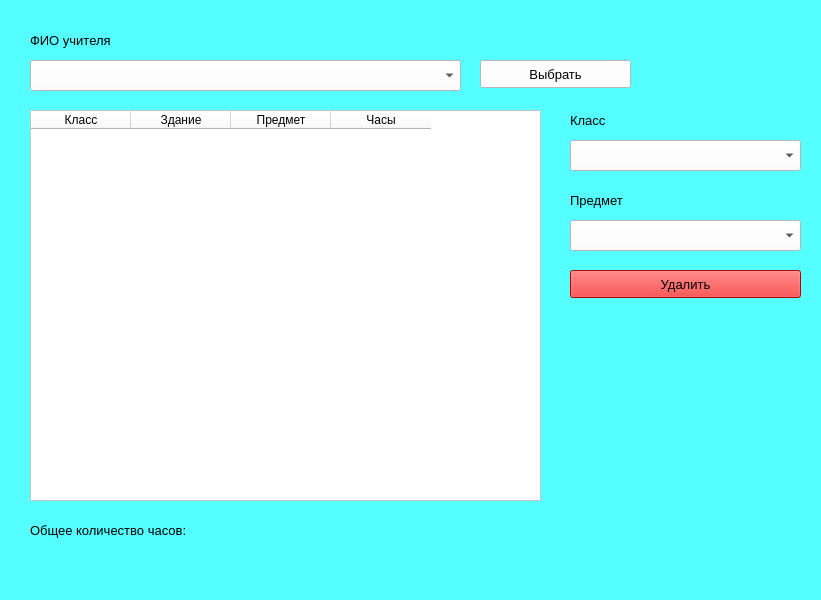
Above: frontend/definite_teacher.ui from saaasssska/helper_by_school before the change. Below: the same form after it.
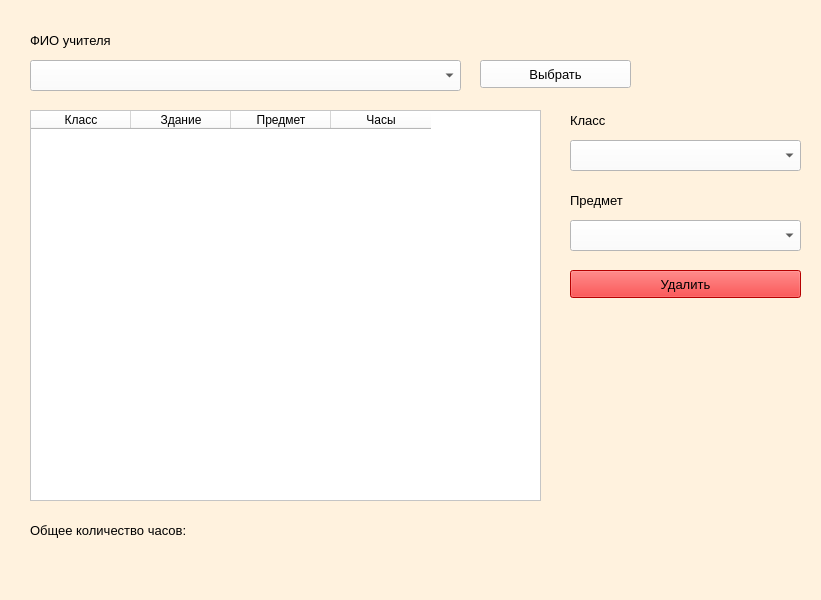
That is the form after the change. Icons and pictures are not drawn.

The edit to the form file:
```diff
--- a/frontend/definite_teacher.ui
+++ b/frontend/definite_teacher.ui
@@ -14,7 +14,7 @@
    <string>definite_teacher</string>
   </property>
   <property name="styleSheet">
-   <string notr="true">background-color: rgb(85, 255, 255);</string>
+   <string notr="true">background-color: rgb(255, 242, 222);</string>
   </property>
   <widget class="QComboBox" name="combo_teacher_full_name">
    <property name="geometry">
```
